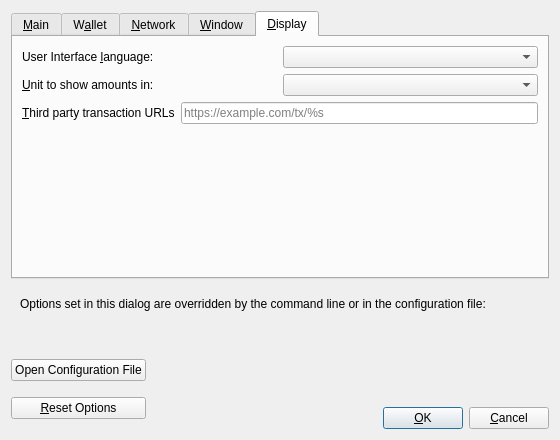
Above: depend/bitcoin/src/qt/forms/optionsdialog.ui from rust-bitcoin/rust-bitcoinconsensus before the change. Below: the same form after it.
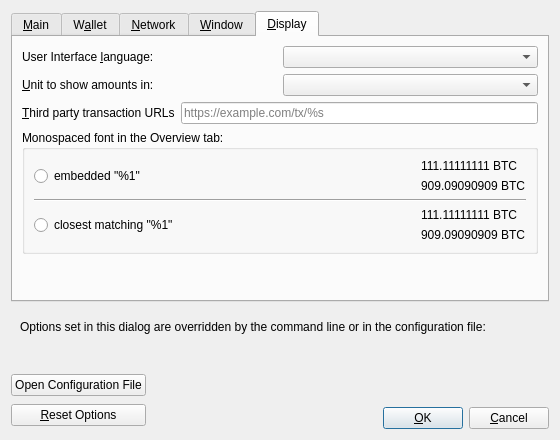
That is the form after the change. The open tabs and pages were chosen to show the change. Custom widgets are drawn as their Qt base class.

```diff
--- a/depend/bitcoin/src/qt/forms/optionsdialog.ui
+++ b/depend/bitcoin/src/qt/forms/optionsdialog.ui
@@ -692,6 +692,106 @@
          </item>
         </layout>
        </item>
+       <item>
+        <widget class="QGroupBox" name="font_groupBox">
+         <property name="title">
+          <string>Monospaced font in the Overview tab:</string>
+         </property>
+         <layout class="QVBoxLayout" name="font_verticalLayout">
+          <item>
+           <layout class="QHBoxLayout" name="embeddedFont_horizontalLayout">
+            <item>
+             <widget class="QRadioButton" name="embeddedFont_radioButton">
+              <property name="text">
+               <string>embedded &quot;%1&quot;</string>
+              </property>
+             </widget>
+            </item>
+            <item>
+             <spacer name="embeddedFont_horizontalSpacer">
+              <property name="orientation">
+               <enum>Qt::Horizontal</enum>
+              </property>
+              <property name="sizeHint" stdset="0">
+               <size>
+                <width>40</width>
+                <height>20</height>
+               </size>
+              </property>
+             </spacer>
+            </item>
+            <item>
+             <layout class="QVBoxLayout" name="embeddedFont_verticalLayout">
+              <item>
+               <widget class="QLabel" name="embeddedFont_label_1">
+                <property name="text">
+                 <string notr="true">111.11111111 BTC</string>
+                </property>
+               </widget>
+              </item>
+              <item>
+               <widget class="QLabel" name="embeddedFont_label_9">
+                <property name="text">
+                 <string notr="true">909.09090909 BTC</string>
+                </property>
+               </widget>
+              </item>
+             </layout>
+            </item>
+           </layout>
+          </item>
+          <item>
+           <widget class="Line" name="font_line">
+            <property name="orientation">
+             <enum>Qt::Horizontal</enum>
+            </property>
+           </widget>
+          </item>
+          <item>
+           <layout class="QHBoxLayout" name="systemFont_horizontalLayout">
+            <item>
+             <widget class="QRadioButton" name="systemFont_radioButton">
+              <property name="text">
+               <string>closest matching &quot;%1&quot;</string>
+              </property>
+             </widget>
+            </item>
+            <item>
+             <spacer name="systemFont_horizontalSpacer">
+              <property name="orientation">
+               <enum>Qt::Horizontal</enum>
+              </property>
+              <property name="sizeHint" stdset="0">
+               <size>
+                <width>40</width>
+                <height>20</height>
+               </size>
+              </property>
+             </spacer>
+            </item>
+            <item>
+             <layout class="QVBoxLayout" name="systemFont_verticalLayout">
+              <item>
+               <widget class="QLabel" name="systemFont_label_1">
+                <property name="text">
+                 <string notr="true">111.11111111 BTC</string>
+                </property>
+               </widget>
+              </item>
+              <item>
+               <widget class="QLabel" name="systemFont_label_9">
+                <property name="text">
+                 <string notr="true">909.09090909 BTC</string>
+                </property>
+               </widget>
+              </item>
+             </layout>
+            </item>
+           </layout>
+          </item>
+         </layout>
+        </widget>
+       </item>
        <item>
         <spacer name="verticalSpacer_Display">
          <property name="orientation">
```
Left out of the diff: 51 changed lines with no effect on the pictures.
